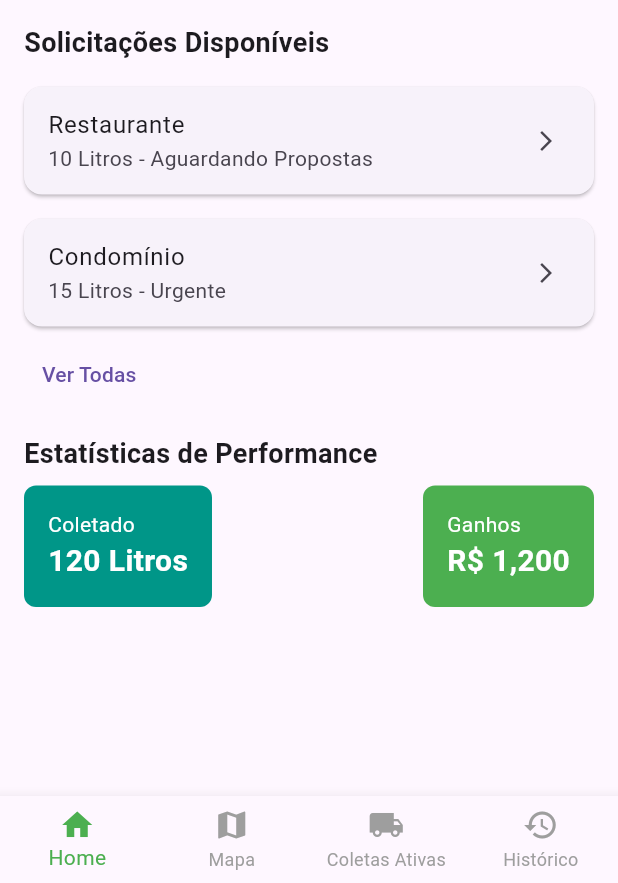
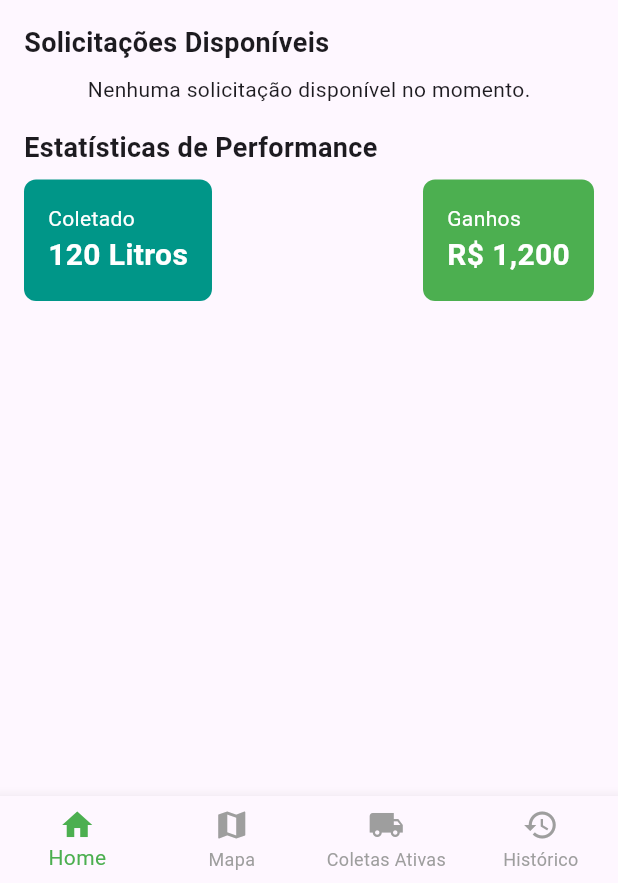
Before and after one commit to LucasBatista37/ciclou_projeto, a Flutter app: the CollectorDashboard screen opened directly, on a phone screen of 412 x 824 dp, the part 353-1236 px from its top. Run offline on Flutter 3.47's test engine with Material 3 defaults, Android fonts, the phone set to English and light mode, and no system bars; our stand-ins replace cloud_firestore, firebase_auth, firebase_core, google_maps_flutter, image_picker, open_file and 2 more; missing offline and left inert: flutter_pdfview; accounts and stored records are empty.

Commit message:
validacao de registro, colector dashboard conexao com firebase database e create collection conexao com firebase database

```diff
--- a/lib/screens/Collector/collector_dashboard.dart
+++ b/lib/screens/Collector/collector_dashboard.dart
@@ -1,3 +1,4 @@
+import 'package:cloud_firestore/cloud_firestore.dart';
 import 'package:ciclou_projeto/components/custom_collector_navigationbar.dart';
 import 'package:ciclou_projeto/components/custom_drawer.dart';
 import 'package:ciclou_projeto/screens/Collector/collect_history_screen.dart';
@@ -13,7 +14,6 @@ class CollectorDashboard extends StatefulWidget {
   const CollectorDashboard({super.key});
 
   @override
-  // ignore: library_private_types_in_public_api
   _CollectorDashboardState createState() => _CollectorDashboardState();
 }
 
@@ -130,19 +130,17 @@ class _CollectorDashboardState extends State<CollectorDashboard> {
             ],
           ),
           const SizedBox(height: 16.0),
-          const Text('Solicitações Disponíveis',
-              style: TextStyle(fontSize: 18, fontWeight: FontWeight.bold)),
+          const Text(
+            'Solicitações Disponíveis',
+            style: TextStyle(fontSize: 18, fontWeight: FontWeight.bold),
+          ),
           const SizedBox(height: 8.0),
-          _buildSolicitationCard(
-              'Restaurante', '10 Litros', 'Aguardando Propostas'),
-          _buildSolicitationCard('Condomínio', '15 Litros', 'Urgente'),
-          TextButton(
-            onPressed: () {},
-            child: const Text('Ver Todas'),
+          _buildSolicitationsList(),
+          const SizedBox(height: 16.0),
+          const Text(
+            'Estatísticas de Performance',
+            style: TextStyle(fontSize: 18, fontWeight: FontWeight.bold),
           ),
-          const SizedBox(height: 16.0),
-          const Text('Estatísticas de Performance',
-              style: TextStyle(fontSize: 18, fontWeight: FontWeight.bold)),
           const SizedBox(height: 8.0),
           Row(
             mainAxisAlignment: MainAxisAlignment.spaceBetween,
@@ -153,6 +151,50 @@ class _CollectorDashboardState extends State<CollectorDashboard> {
           ),
         ],
       ),
+    );
+  }
+
+  Widget _buildSolicitationsList() {
+    return StreamBuilder<QuerySnapshot>(
+      stream: FirebaseFirestore.instance
+          .collection('coletas')
+          .where('status', isEqualTo: 'pendente')
+          .orderBy('createdAt', descending: true)
+          .snapshots(),
+      builder: (context, snapshot) {
+        if (snapshot.connectionState == ConnectionState.waiting) {
+          return const Center(child: CircularProgressIndicator());
+        }
+
+        if (snapshot.hasError) {
+          return const Center(child: Text('Erro ao carregar solicitações.'));
+        }
+
+        if (!snapshot.hasData || snapshot.data!.docs.isEmpty) {
+          return const Center(
+            child: Text('Nenhuma solicitação disponível no momento.'),
+          );
+        }
+
+        final documents = snapshot.data!.docs;
+
+        return ListView.builder(
+          shrinkWrap: true,
+          physics: const NeverScrollableScrollPhysics(),
+          itemCount: documents.length,
+          itemBuilder: (context, index) {
+            final data = documents[index].data() as Map<String, dynamic>;
+
+            return _buildSolicitationCard(
+              data['tipoEstabelecimento'] ?? 'N/A',
+              '${data['quantidadeOleo'] ?? 'N/A'} Litros',
+              data['prazo'] ?? 'N/A',
+              data['comentarios'] ?? 'Sem observações',
+              documents[index].id,
+            );
+          },
+        );
+      },
     );
   }
 
@@ -192,12 +234,13 @@ class _CollectorDashboardState extends State<CollectorDashboard> {
     );
   }
 
-  Widget _buildSolicitationCard(String title, String quantity, String urgency) {
+  Widget _buildSolicitationCard(String title, String quantity, String prazo,
+      String comentarios, String documentId) {
     return Card(
       margin: const EdgeInsets.symmetric(vertical: 8.0),
       child: ListTile(
         title: Text(title),
-        subtitle: Text('$quantity - $urgency'),
+        subtitle: Text('$quantity - Prazo: $prazo'),
         trailing: const Icon(Icons.arrow_forward_ios, size: 16.0),
         onTap: () {
           Navigator.push(
@@ -206,9 +249,9 @@ class _CollectorDashboardState extends State<CollectorDashboard> {
               builder: (context) => RequestDetails(
                 tipoEstabelecimento: title,
                 quantidadeOleo: quantity,
-                prazo: '10/12/2024',
-                endereco: 'Rua mongagua',
-                observacoes: 'Observação',
+                prazo: prazo,
+                endereco: 'Endereço não disponível',
+                observacoes: comentarios,
               ),
             ),
           );
```
Also changed, not shown: lib/screens/Requestor/create_collection_screen.dart (+82 -37 lines), lib/screens/register_screen.dart (+154 -82 lines).
